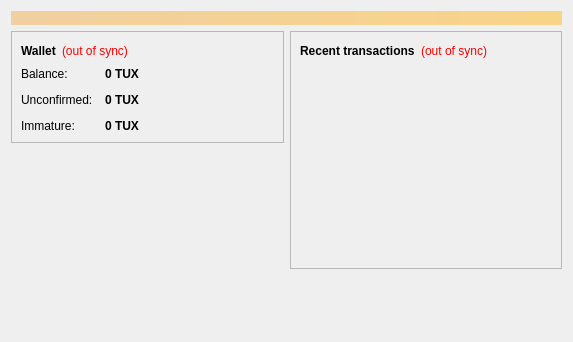
Above: src/qt/forms/overviewpage.ui from tuxcoindev/tuxcoin before the change. Below: the same form after it.
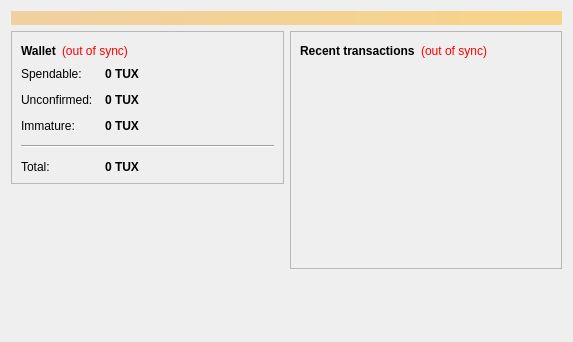
That is the form after the change.

Commit message: Veiw Total balance, immature+spendable+unconfirmed in wallet

Diff of the .ui file:
```diff
--- a/src/qt/forms/overviewpage.ui
+++ b/src/qt/forms/overviewpage.ui
@@ -103,7 +103,7 @@
             <item row="0" column="0">
              <widget class="QLabel" name="label">
               <property name="text">
-               <string>Balance:</string>
+               <string>Spendable:</string>
               </property>
              </widget>
             </item>
@@ -184,6 +184,42 @@
               </property>
              </widget>
             </item>
+            <item row="4" column="0" colspan="2">
+             <widget class="Line" name="line">
+              <property name="orientation">
+               <enum>Qt::Horizontal</enum>
+              </property>
+             </widget>
+            </item>
+            <item row="5" column="0">
+             <widget class="QLabel" name="labelTotalText">
+              <property name="text">
+               <string>Total:</string>
+              </property>
+             </widget>
+            </item>
+            <item row="5" column="1">
+             <widget class="QLabel" name="labelTotal">
+              <property name="font">
+               <font>
+                <weight>75</weight>
+                <bold>true</bold>
+               </font>
+              </property>
+              <property name="cursor">
+               <cursorShape>IBeamCursor</cursorShape>
+              </property>
+              <property name="toolTip">
+               <string>Your current total balance</string>
+              </property>
+              <property name="text">
+               <string notr="true">0 TUX</string>
+              </property>
+              <property name="textInteractionFlags">
+               <set>Qt::LinksAccessibleByMouse|Qt::TextSelectableByKeyboard|Qt::TextSelectableByMouse</set>
+              </property>
+             </widget>
+            </item>
            </layout>
           </item>
          </layout>
```
Left out of the diff: 2 changed lines with no effect on the pictures. The commit also changes 1 other file.
